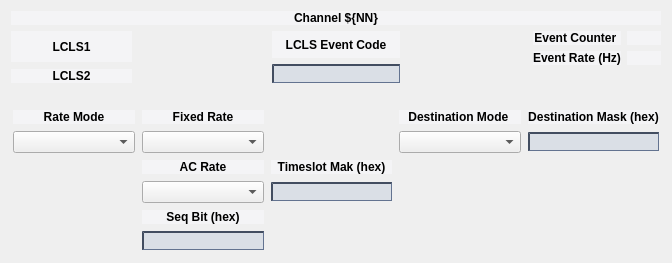
Old version of the form tpr_channel_screen.ui in the repository cristinasewell/ATCA_PyDM_Screens.
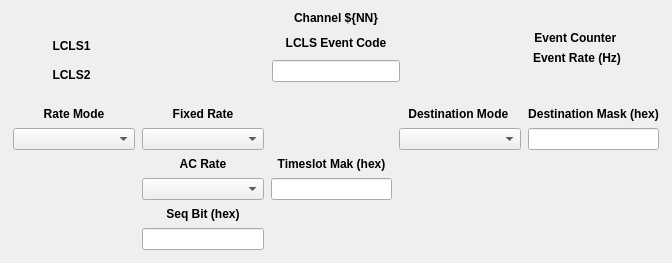
New version of the form. Custom widgets are drawn as their Qt base class.

```diff
--- a/tpr_channel_screen.ui
+++ b/tpr_channel_screen.ui
@@ -14,160 +14,7 @@
    <string>TPR Channel Screen - ${DEVICE}</string>
   </property>
   <property name="styleSheet">
-   <string notr="true">/* Background color of popup-list.*/ 
-QComboBox QListView{
-    background-color:white;
-    border:1px solid gray;
-}
-/* Needed to complete the rule set. */
-QComboBox::item:alternate {
-    background: white;
-}
-/* Color of the selected list item. */
-QComboBox::item:selected {
-    border: 1px solid transparent;
-    background: #d1ede1;
-}
-/* Indicator will shine through the label text if you don't make it hidden. */
-QComboBox::indicator{
-    background-color:transparent;
-    selection-background-color:transparent;
-    color:transparent;
-    selection-color:transparent;
-}
-
-QFrame{
-  background-color: rgb(244,244,246)
-}
-
-QPushButton {
-    background-color: rgb(136,157,162);
-    border-color: rgb(212,228,233) rgb(50,88,100) rgb(50,88,100) rgb(212,228,233);
-    border-style: outset;
-    border-radius: 1px;
-    border-width: 2px; 
-    padding: 4px;
-}
-QPushButton:hover {
-   background-color: rgb(106,127,132);
-}
-QPushButton:pressed {
-    background-color: rgb(208,229,232);
-    border-style: inset;
-    border-width: 2px;
-	border-color: rgb(50,88,100) rgb(212,228,233) rgb(212,228,233) rgb(50,88,100);
-}
-QPushButton:checked{
-    background-color: rgb(208,229,232);
-    border-style: inset;
-    border-width: 2px;
-	border-color:  rgb(112,134,142) rgb(229,233,235) rgb(239,233,235) rgb(112,134,142);
-}
-QLineEdit {
-  background-color: rgb(218,223,230);
-  border-color: rgb(66,77,96);
-  border-style: inset;
-  border-width: 2px 1px 1px 2px;
-}
-QLineEdit:hover {
- background-color: rgb(198,203,210)
-}
-PyDMLabel {
-  background-color: rgb(189,197,205);
-}
-
- QTabWidget::pane {
-    border: 1px solid black;
-    background: white;
-}
-
-QTabWidget::tab-bar:top {
-    top: 1px;
-}
-
-QTabWidget::tab-bar:bottom {
-    bottom: 1px;
-}
-
-QTabWidget::tab-bar:left {
-    right: 1px;
-}
-
-QTabWidget::tab-bar:right {
-    left: 1px;
-}
-
-QTabBar::tab {
-    border: 1px solid black;
-}
-
-QTabBar::tab:selected {
-    background: rgb(220,229,236);
-}
-
-QTabBar::tab:!selected {
-    background: rgb(132,165,190);
-}
-
-QTabBar::tab:!selected:hover {
-    background: rgb(120,153,178);
-}
-
-QTabBar::tab:top:!selected {
-    margin-top: 3px;
-}
-
-QTabBar::tab:bottom:!selected {
-    margin-bottom: 3px;
-}
-
-QTabBar::tab:top, QTabBar::tab:bottom {
-    min-width: 6ex;
-    margin-right: -1px;
-    padding: 4px 8px 4px 8px;
-	border-radius: 2px;
-}
-
-QTabBar::tab:top:selected {
-    border-bottom-color: none;
-}
-
-QTabBar::tab:bottom:selected {
-    border-top-color: none;
-}
-
-QTabBar::tab:top:last, QTabBar::tab:bottom:last,
-QTabBar::tab:top:only-one, QTabBar::tab:bottom:only-one {
-    margin-right: 0;
-}
-
-QTabBar::tab:left:!selected {
-    margin-right: 3px;
-}
-
-QTabBar::tab:right:!selected {
-    margin-left: 3px;
-}
-
-QTabBar::tab:left, QTabBar::tab:right {
-    min-height: 6ex;
-    margin-bottom: -1px;
-    padding: 8px 5px 8px 5px;
-	border-radius: 2px;
-}
-
-QTabBar::tab:left:selected {
-    border-left-color: none;
-}
-
-QTabBar::tab:right:selected {
-    border-right-color: none;
-}
-
-QTabBar::tab:left:last, QTabBar::tab:right:last,
-QTabBar::tab:left:only-one, QTabBar::tab:right:only-one {
-    margin-bottom: 0;
-}</string>
+   <string notr="true"/>
   </property>
   <layout class="QVBoxLayout" name="verticalLayout_2">
    <item>
```
